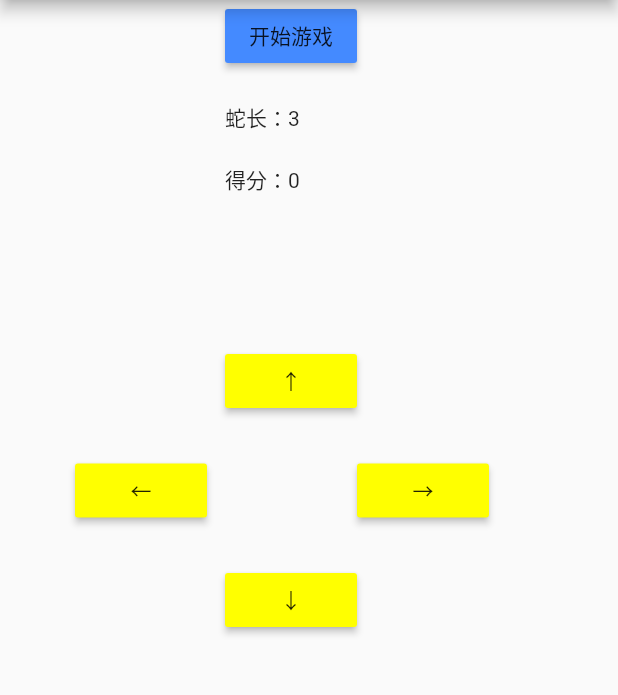
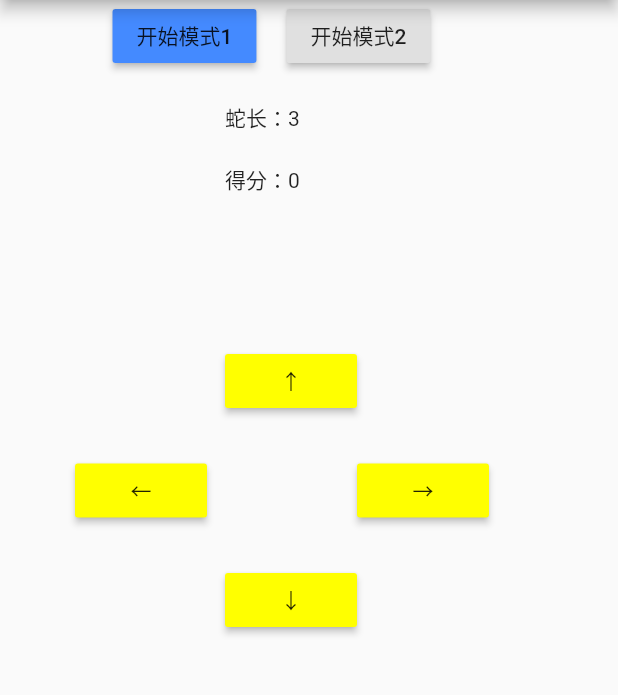
Before and after one commit to AthleticsNero/Snake, a Flutter app: the screen it shows after launch, on a phone screen of 412 x 824 dp, the part 84-779 px from its top. Run offline on Flutter 3.47's test engine with Material 2 defaults, Android fonts, the phone set to English and light mode, and no system bars; missing offline and left inert: mqtt_client.

Commit message:
增加无墙模式
并在flutter中加了个按钮

```diff
--- a/lib/main.dart
+++ b/lib/main.dart
@@ -54,9 +54,9 @@ class _MyHomePageState extends State<MyHomePage>{
           new Row(
             children: <Widget>[
               new Container(
-                padding: EdgeInsets.fromLTRB(150, 0, 0, 0),
+                padding: EdgeInsets.fromLTRB(75, 0, 0, 0),
                 child: RaisedButton(
-                  child: Text('开始游戏'),
+                  child: Text('开始模式1'),
                   onPressed: (){
                     _pubMsg = 'N';
                     _pubMode();
@@ -64,6 +64,18 @@ class _MyHomePageState extends State<MyHomePage>{
                     _subMessage();
                   },
                   color: Colors.blueAccent,
+                ),
+              ),
+              new Container(
+                padding: EdgeInsets.fromLTRB(20, 0, 0, 0),
+                child: RaisedButton(
+                  child: Text('开始模式2'),
+                  onPressed: (){
+                    _pubMsg = 'M';
+                    _pubMode();
+                    score = 0;
+                    _subMessage();
+                  },
                 ),
               )
             ],
```
Also changed, not shown: 1 other file.
